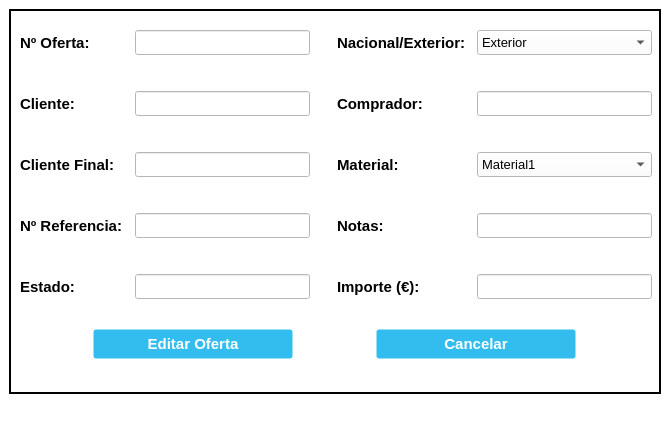
Before: the Qt Designer form UI_Files/EditOffer_Window.ui in e-serrano/ERP_EIPSA, drawn with Qt 5.
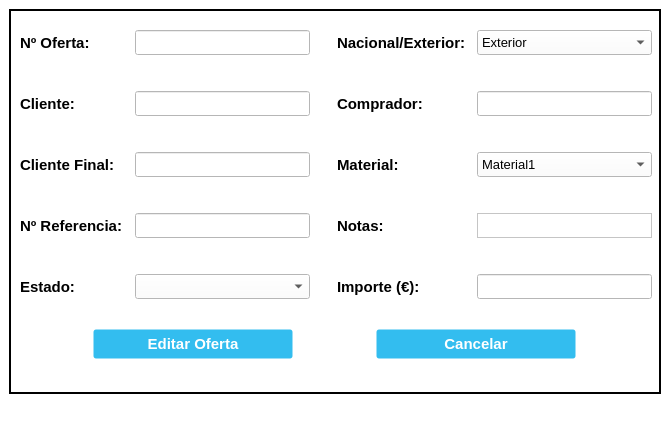
After: the same form once the commit is applied. Icons and pictures are not drawn.

What changed in the file:
```diff
--- a/UI_Files/EditOffer_Window.ui
+++ b/UI_Files/EditOffer_Window.ui
@@ -496,7 +496,7 @@
             </spacer>
            </item>
            <item>
-            <widget class="QLineEdit" name="State_EditOffer">
+            <widget class="QComboBox" name="State_EditOffer">
              <property name="minimumSize">
               <size>
                <width>175</width>
@@ -914,7 +914,7 @@
             </spacer>
            </item>
            <item>
-            <widget class="QLineEdit" name="Notes_EditOffer">
+            <widget class="QTextEdit" name="Notes_EditOffer">
              <property name="minimumSize">
               <size>
                <width>175</width>
@@ -927,14 +927,6 @@
                <height>25</height>
               </size>
              </property>
-             <property name="font">
-              <font>
-               <pointsize>10</pointsize>
-              </font>
-             </property>
-             <property name="alignment">
-              <set>Qt::AlignCenter</set>
-             </property>
             </widget>
            </item>
            <item>
```
Left out of the diff: 4 changed lines with no effect on the pictures.
